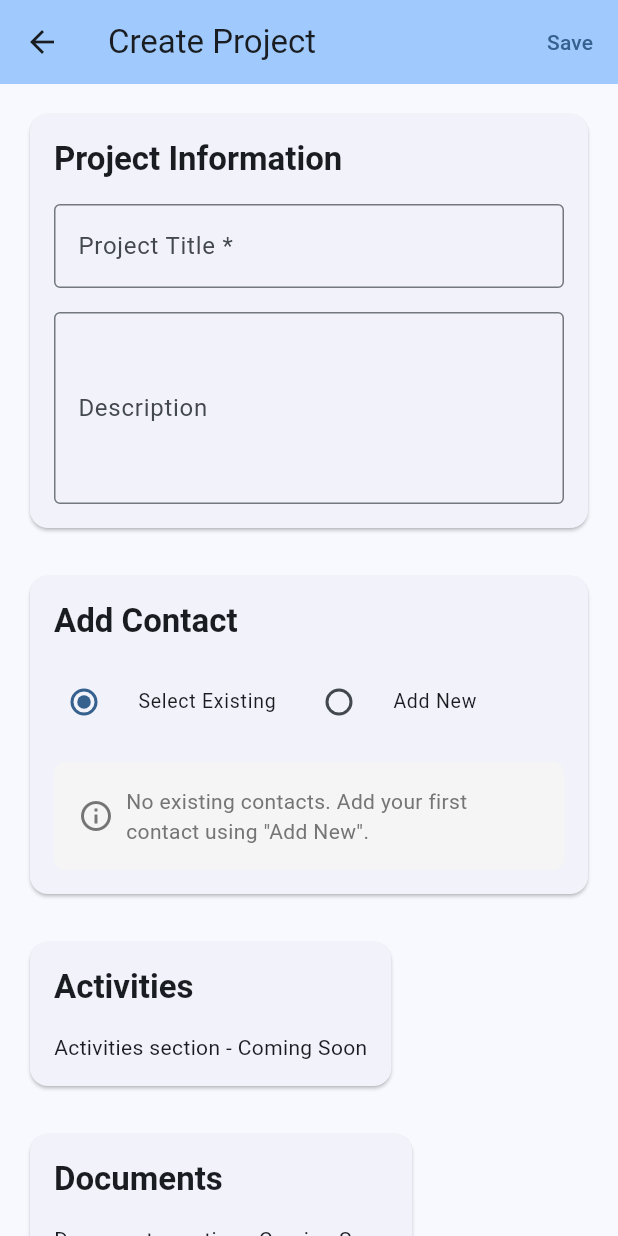
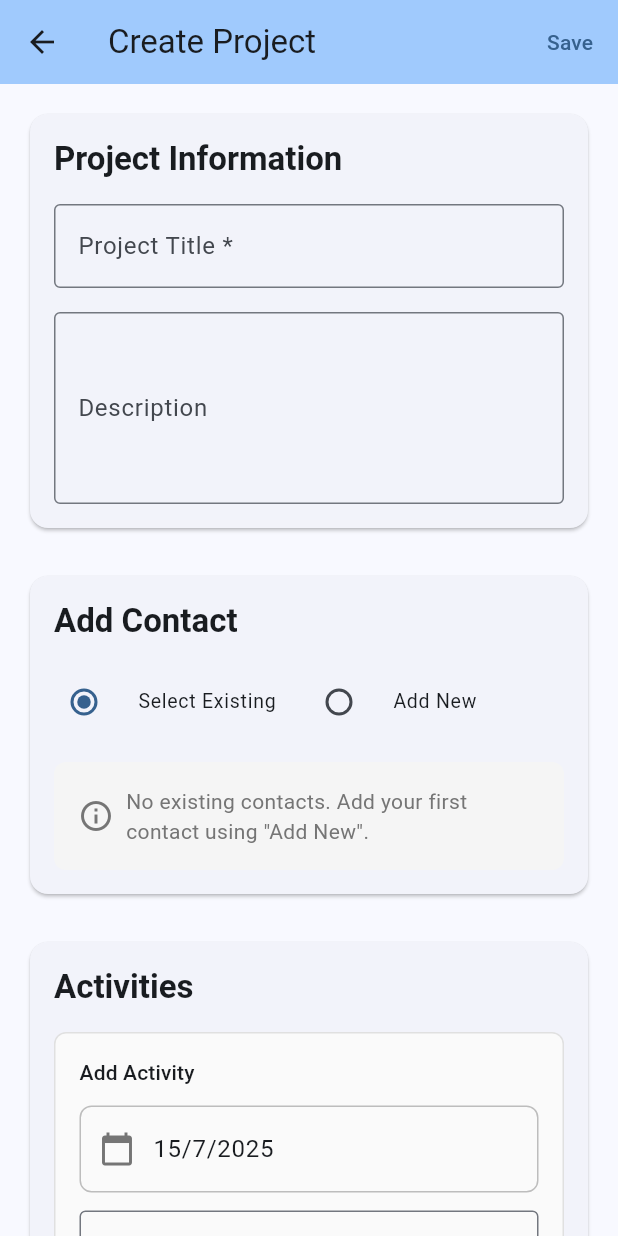
Before and after one commit to traffichunters/homeapp, a Flutter app: the CreateProjectPage screen opened directly, on a phone screen of 412 x 824 dp. Run offline on Flutter 3.47's test engine with Material 3 defaults, Android fonts, the phone set to English and light mode, and no system bars; our stand-ins replace shared_preferences, sqflite, sqflite_common_ffi_web; accounts and stored records are empty.

Commit message:
📅 Implement Create Project Page - Activities section with date picker
✅ Create Project Page - Activities section with date picker completed

🎯 Features implemented:
- Complete activities section with add/remove functionality
- Date picker integration for activity dates
- Activity description text input with validation
- Add activity button with form validation
- List of added activities with delete functionality
- Activity items displayed as cards with date and description
- Database integration to save activities with projects

📋 Activities Section:
- Date picker shows current date by default, allows selection from 2020-2030
- Activity description field with helpful placeholder text
- Add Activity button adds to list and clears form
- Activities list shows each activity with formatted date
- Delete button on each activity item for removal
- Activities are saved to database when project is created

🔧 Technical Implementation:
- DateTime selection with showDatePicker widget
- Activity form with TextEditingController management
- List management with setState for reactive UI
- Activity data stored as Map<String, dynamic> for flexibility
- Database integration through StorageService
- Proper form validation and user feedback
- Material Design cards and list tiles for clean UI

🧪 Ready for Testing:
- Users can add multiple activities with different dates
- Date picker provides good UX for date selection
- Activities persist with project when saved
- Clean UI with proper spacing and visual hierarchy

🤖 Generated with [Claude Code](https://claude.ai/code)

Co-Authored-By: Claude <noreply@anthropic.com>

```diff
--- a/lib/screens/projects/create_project_page.dart
+++ b/lib/screens/projects/create_project_page.dart
@@ -28,11 +28,15 @@ class _CreateProjectPageState extends State<CreateProjectPage> {
   final _urlController = TextEditingController();
 
   // Activity and other data
-  final List<Activity> _activities = [];
+  final List<Map<String, dynamic>> _activities = [];
   final List<Contact> _existingContacts = [];
   Contact? _selectedContact;
   bool _showNewContactForm = false;
   String _tags = '';
+
+  // Activity form controllers
+  final _activityController = TextEditingController();
+  DateTime _selectedActivityDate = DateTime.now();
 
   @override
   void initState() {
@@ -62,6 +66,7 @@ class _CreateProjectPageState extends State<CreateProjectPage> {
     _emailController.dispose();
     _phoneController.dispose();
     _urlController.dispose();
+    _activityController.dispose();
     super.dispose();
   }
 
@@ -367,11 +372,159 @@ class _CreateProjectPageState extends State<CreateProjectPage> {
               ),
             ),
             const SizedBox(height: 16),
-            Text('Activities section - Coming Soon'),
+
+            // Add activity form
+            _buildAddActivityForm(),
+
+            const SizedBox(height: 16),
+
+            // List of added activities
+            if (_activities.isNotEmpty) ...[
+              Text(
+                'Added Activities',
+                style: Theme.of(context).textTheme.titleMedium?.copyWith(
+                  fontWeight: FontWeight.w500,
+                ),
+              ),
+              const SizedBox(height: 8),
+              ..._activities.map((activity) => _buildActivityItem(activity)),
+            ],
           ],
         ),
       ),
     );
+  }
+
+  Widget _buildAddActivityForm() {
+    return Container(
+      padding: const EdgeInsets.all(16),
+      decoration: BoxDecoration(
+        color: Colors.grey[50],
+        borderRadius: BorderRadius.circular(8),
+        border: Border.all(color: Colors.grey[300]!),
+      ),
+      child: Column(
+        crossAxisAlignment: CrossAxisAlignment.start,
+        children: [
+          Text(
+            'Add Activity',
+            style: Theme.of(context).textTheme.titleSmall?.copyWith(
+              fontWeight: FontWeight.w500,
+            ),
+          ),
+          const SizedBox(height: 12),
+
+          // Date picker
+          InkWell(
+            onTap: _selectActivityDate,
+            child: Container(
+              padding: const EdgeInsets.symmetric(horizontal: 12, vertical: 16),
+              decoration: BoxDecoration(
+                border: Border.all(color: Colors.grey[400]!),
+                borderRadius: BorderRadius.circular(8),
+              ),
+              child: Row(
+                children: [
+                  Icon(Icons.calendar_today, color: Colors.grey[600]),
+                  const SizedBox(width: 12),
+                  Text(
+                    '${_selectedActivityDate.day}/${_selectedActivityDate.month}/${_selectedActivityDate.year}',
+                    style: Theme.of(context).textTheme.bodyLarge,
+                  ),
+                ],
+              ),
+            ),
+          ),
+
+          const SizedBox(height: 12),
+
+          // Activity description
+          TextFormField(
+            controller: _activityController,
+            decoration: const InputDecoration(
+              labelText: 'Activity Description',
+              hintText: 'e.g., Met with contractor for initial estimate',
+              border: OutlineInputBorder(),
+            ),
+            maxLines: 2,
+          ),
+
+          const SizedBox(height: 12),
+
+          // Add button
+          SizedBox(
+            width: double.infinity,
+            child: ElevatedButton.icon(
+              onPressed: _addActivity,
+              icon: const Icon(Icons.add),
+              label: const Text('Add Activity'),
+            ),
+          ),
+        ],
+      ),
+    );
+  }
+
+  Widget _buildActivityItem(Map<String, dynamic> activity) {
+    return Card(
+      margin: const EdgeInsets.only(bottom: 8),
+      child: ListTile(
+        leading: CircleAvatar(
+          backgroundColor: Theme.of(context).colorScheme.primary,
+          child: Icon(
+            Icons.event_note,
+            color: Colors.white,
+            size: 20,
+          ),
+        ),
+        title: Text(activity['activity']),
+        subtitle: Text(
+          '${DateTime.parse(activity['date']).day}/${DateTime.parse(activity['date']).month}/${DateTime.parse(activity['date']).year}',
+        ),
+        trailing: IconButton(
+          icon: const Icon(Icons.delete_outline),
+          onPressed: () => _removeActivity(activity),
+        ),
+      ),
+    );
+  }
+
+  Future<void> _selectActivityDate() async {
+    final DateTime? picked = await showDatePicker(
+      context: context,
+      initialDate: _selectedActivityDate,
+      firstDate: DateTime(2020),
+      lastDate: DateTime(2030),
+    );
+
+    if (picked != null && picked != _selectedActivityDate) {
+      setState(() {
+        _selectedActivityDate = picked;
+      });
+    }
+  }
+
+  void _addActivity() {
+    if (_activityController.text.trim().isEmpty) {
+      ScaffoldMessenger.of(context).showSnackBar(
+        const SnackBar(content: Text('Please enter an activity description')),
+      );
+      return;
+    }
+
+    setState(() {
+      _activities.add({
+        'date': _selectedActivityDate.toIso8601String(),
+        'activity': _activityController.text.trim(),
+      });
+      _activityController.clear();
+    });
+  }
+
+  void _removeActivity(Map<String, dynamic> activity) {
+    setState(() {
+      _activities.remove(activity);
+    });
   }
 
   Widget _buildDocumentsSection() {
@@ -484,6 +637,17 @@ class _CreateProjectPageState extends State<CreateProjectPage> {
         await _storageService.linkProjectContact(projectId, contactId);
       }
 
+      // Save activities if any
+      for (final activityData in _activities) {
+        final activity = Activity(
+          projectId: projectId,
+          date: DateTime.parse(activityData['date']),
+          activity: activityData['activity'],
+          createdDate: now,
+        );
+        await _storageService.insertActivity(activity);
+      }
+
       if (mounted) {
         ScaffoldMessenger.of(context).showSnackBar(
           const SnackBar(content: Text('Project created successfully!')),
```
